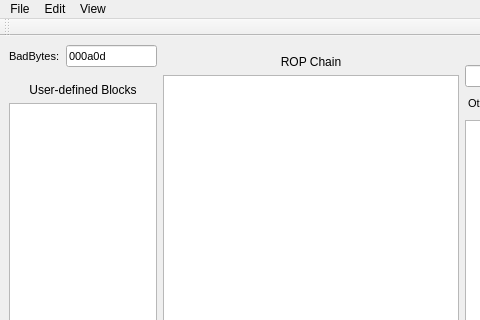
Above: scene.ui from orppra/ropa before the change; both pictures show x 0 to 480 and y 0 to 320 of the 696 by 427 pixel window. Below: the same form after it.
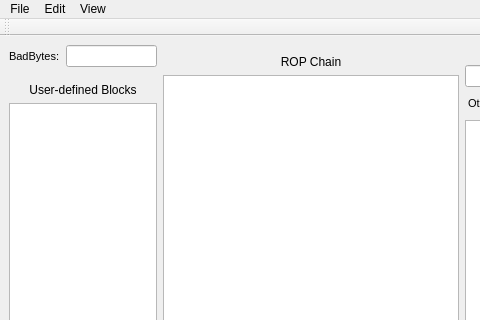
That is the form after the change.

```diff
--- a/scene.ui
+++ b/scene.ui
@@ -50,7 +50,7 @@
              </font>
             </property>
             <property name="text">
-             <string>000a0d</string>
+             <string></string>
             </property>
            </widget>
           </item>
```
